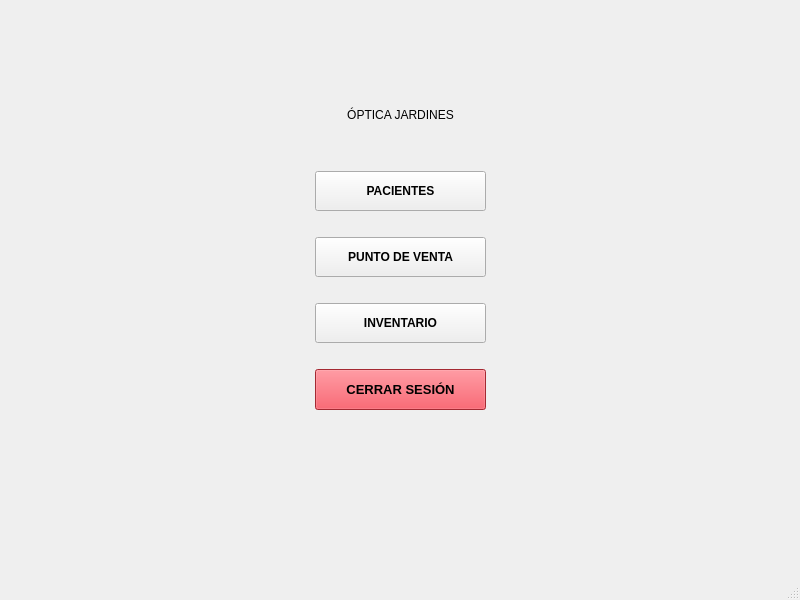
This is Menu.ui in Matapuercos666/OPTICA as Qt 5 draws it before an edit. The edited form follows.
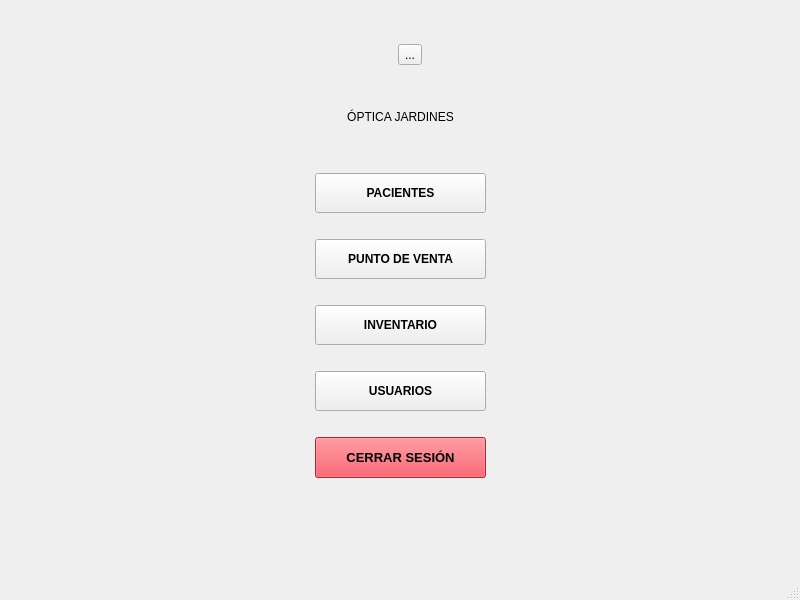
This is the edited form. Icons and pictures are not drawn.

Commit message: se agrega ventana usuarios

The edit to the form file:
```diff
--- a/Menu.ui
+++ b/Menu.ui
@@ -16,256 +16,362 @@
   <widget class="QWidget" name="centralwidget">
    <layout class="QGridLayout" name="gridLayout">
     <item row="0" column="0">
-     <layout class="QGridLayout" name="gridLayout_2" rowstretch="3,0,0,0,0,0,0,0,0,0,0,0,5">
-      <item row="8" column="1">
-       <widget class="QPushButton" name="Inventario">
-        <property name="font">
-         <font>
-          <family>Arial</family>
-          <bold>true</bold>
-         </font>
-        </property>
-        <property name="cursor">
-         <cursorShape>OpenHandCursor</cursorShape>
-        </property>
-        <property name="styleSheet">
-         <string notr="true">padding: 12px 30px;</string>
-        </property>
-        <property name="text">
-         <string>INVENTARIO</string>
-        </property>
-       </widget>
-      </item>
-      <item row="6" column="2">
-       <spacer name="horizontalSpacer_2">
-        <property name="orientation">
-         <enum>Qt::Orientation::Horizontal</enum>
-        </property>
-        <property name="sizeType">
-         <enum>QSizePolicy::Policy::Expanding</enum>
-        </property>
-        <property name="sizeHint" stdset="0">
-         <size>
-          <width>40</width>
-          <height>20</height>
-         </size>
-        </property>
-       </spacer>
-      </item>
-      <item row="4" column="1">
-       <widget class="QPushButton" name="Lista">
-        <property name="enabled">
-         <bool>true</bool>
-        </property>
-        <property name="font">
-         <font>
-          <family>Arial</family>
-          <bold>true</bold>
-         </font>
-        </property>
-        <property name="cursor">
-         <cursorShape>OpenHandCursor</cursorShape>
-        </property>
-        <property name="styleSheet">
-         <string notr="true">padding: 12px 30px;</string>
-        </property>
-        <property name="text">
-         <string>PACIENTES</string>
-        </property>
-       </widget>
-      </item>
-      <item row="9" column="1">
-       <spacer name="verticalSpacer_6">
-        <property name="orientation">
-         <enum>Qt::Orientation::Vertical</enum>
-        </property>
-        <property name="sizeType">
-         <enum>QSizePolicy::Policy::Fixed</enum>
-        </property>
-        <property name="sizeHint" stdset="0">
-         <size>
-          <width>20</width>
-          <height>20</height>
-         </size>
-        </property>
-       </spacer>
-      </item>
-      <item row="12" column="1">
-       <spacer name="verticalSpacer_2">
-        <property name="orientation">
-         <enum>Qt::Orientation::Vertical</enum>
-        </property>
-        <property name="sizeType">
-         <enum>QSizePolicy::Policy::Expanding</enum>
-        </property>
-        <property name="sizeHint" stdset="0">
-         <size>
-          <width>20</width>
-          <height>40</height>
-         </size>
-        </property>
-       </spacer>
-      </item>
-      <item row="6" column="1">
-       <widget class="QPushButton" name="Punto">
-        <property name="enabled">
-         <bool>true</bool>
-        </property>
-        <property name="font">
-         <font>
-          <family>Arial</family>
-          <bold>true</bold>
-         </font>
-        </property>
-        <property name="cursor">
-         <cursorShape>OpenHandCursor</cursorShape>
-        </property>
-        <property name="styleSheet">
-         <string notr="true">padding: 12px 30px;</string>
-        </property>
-        <property name="text">
-         <string>PUNTO DE VENTA</string>
-        </property>
-       </widget>
-      </item>
-      <item row="6" column="0">
-       <spacer name="horizontalSpacer">
-        <property name="orientation">
-         <enum>Qt::Orientation::Horizontal</enum>
-        </property>
-        <property name="sizeType">
-         <enum>QSizePolicy::Policy::Expanding</enum>
-        </property>
-        <property name="sizeHint" stdset="0">
-         <size>
-          <width>40</width>
-          <height>20</height>
-         </size>
-        </property>
-       </spacer>
-      </item>
-      <item row="10" column="1">
-       <widget class="QPushButton" name="cerrar_sesion">
-        <property name="font">
-         <font>
-          <family>Arial</family>
-          <pointsize>10</pointsize>
-          <bold>true</bold>
-         </font>
-        </property>
-        <property name="styleSheet">
-         <string notr="true">padding: 12px 30px;
-background-color: rgb(230, 57, 70);</string>
-        </property>
-        <property name="text">
-         <string>CERRAR SESIÓN</string>
-        </property>
-       </widget>
-      </item>
-      <item row="7" column="1">
-       <spacer name="verticalSpacer_5">
-        <property name="orientation">
-         <enum>Qt::Orientation::Vertical</enum>
-        </property>
-        <property name="sizeType">
-         <enum>QSizePolicy::Policy::Fixed</enum>
-        </property>
-        <property name="sizeHint" stdset="0">
-         <size>
-          <width>20</width>
-          <height>20</height>
-         </size>
-        </property>
-       </spacer>
-      </item>
-      <item row="3" column="1">
-       <spacer name="verticalSpacer">
-        <property name="orientation">
-         <enum>Qt::Orientation::Vertical</enum>
-        </property>
-        <property name="sizeHint" stdset="0">
-         <size>
-          <width>20</width>
-          <height>40</height>
-         </size>
-        </property>
-       </spacer>
-      </item>
-      <item row="5" column="1">
-       <spacer name="verticalSpacer_4">
-        <property name="orientation">
-         <enum>Qt::Orientation::Vertical</enum>
-        </property>
-        <property name="sizeType">
-         <enum>QSizePolicy::Policy::Fixed</enum>
-        </property>
-        <property name="sizeHint" stdset="0">
-         <size>
-          <width>20</width>
-          <height>20</height>
-         </size>
-        </property>
-       </spacer>
-      </item>
-      <item row="0" column="1">
-       <spacer name="verticalSpacer_3">
-        <property name="orientation">
-         <enum>Qt::Orientation::Vertical</enum>
-        </property>
-        <property name="sizeType">
-         <enum>QSizePolicy::Policy::Expanding</enum>
-        </property>
-        <property name="sizeHint" stdset="0">
-         <size>
-          <width>20</width>
-          <height>50</height>
-         </size>
-        </property>
-       </spacer>
-      </item>
-      <item row="2" column="0" colspan="3">
-       <layout class="QGridLayout" name="gridLayout_3">
-        <property name="topMargin">
-         <number>0</number>
-        </property>
-        <item row="0" column="0">
-         <spacer name="horizontalSpacer_3">
-          <property name="orientation">
-           <enum>Qt::Orientation::Horizontal</enum>
-          </property>
-          <property name="sizeHint" stdset="0">
-           <size>
-            <width>40</width>
-            <height>20</height>
-           </size>
-          </property>
-         </spacer>
-        </item>
+     <layout class="QGridLayout" name="gridLayout_2" rowstretch="0,0,0,0,0,0,0,0,0,0,0,0,0,0,0" columnstretch="3,0,5">
+      <item row="0" column="0" colspan="3">
+       <layout class="QGridLayout" name="gridLayout_5" columnstretch="0,0,0,0">
         <item row="0" column="1">
-         <widget class="QLabel" name="Titulo">
-          <property name="styleSheet">
-           <string notr="true"/>
+         <spacer name="horizontalSpacer_5">
+          <property name="orientation">
+           <enum>Qt::Orientation::Horizontal</enum>
+          </property>
+          <property name="sizeHint" stdset="0">
+           <size>
+            <width>40</width>
+            <height>20</height>
+           </size>
+          </property>
+         </spacer>
+        </item>
+        <item row="0" column="3">
+         <spacer name="horizontalSpacer_6">
+          <property name="orientation">
+           <enum>Qt::Orientation::Horizontal</enum>
+          </property>
+          <property name="sizeHint" stdset="0">
+           <size>
+            <width>40</width>
+            <height>20</height>
+           </size>
+          </property>
+         </spacer>
+        </item>
+        <item row="0" column="2">
+         <widget class="QToolButton" name="toolButton">
+          <property name="layoutDirection">
+           <enum>Qt::LayoutDirection::RightToLeft</enum>
           </property>
           <property name="text">
-           <string>ÓPTICA JARDINES</string>
+           <string>...</string>
           </property>
-          <property name="alignment">
-           <set>Qt::AlignmentFlag::AlignCenter</set>
+          <property name="icon">
+           <iconset resource="RECURSOS.qrc">
+            <normaloff>:/IMAGENES/IMAGENES/LOGOS/LOGO GRIS.jpg</normaloff>:/IMAGENES/IMAGENES/LOGOS/LOGO GRIS.jpg</iconset>
           </property>
-          <property name="margin">
-           <number>10</number>
+          <property name="iconSize">
+           <size>
+            <width>35</width>
+            <height>35</height>
+           </size>
+          </property>
+          <property name="popupMode">
+           <enum>QToolButton::ToolButtonPopupMode::DelayedPopup</enum>
           </property>
          </widget>
         </item>
-        <item row="0" column="2">
-         <spacer name="horizontalSpacer_4">
+        <item row="0" column="0">
+         <spacer name="verticalSpacer_3">
           <property name="orientation">
-           <enum>Qt::Orientation::Horizontal</enum>
+           <enum>Qt::Orientation::Vertical</enum>
           </property>
           <property name="sizeHint" stdset="0">
            <size>
-            <width>40</width>
-            <height>20</height>
+            <width>20</width>
+            <height>50</height>
+           </size>
+          </property>
+         </spacer>
+        </item>
+       </layout>
+      </item>
+      <item row="13" column="0" colspan="3">
+       <layout class="QGridLayout" name="layout" rowstretch="0,0,0,0,0,0,0,0,0,0,0,0,0,0">
+        <property name="topMargin">
+         <number>0</number>
+        </property>
+        <item row="0" column="0" colspan="3">
+         <layout class="QGridLayout" name="gridLayout_3">
+          <property name="topMargin">
+           <number>0</number>
+          </property>
+          <item row="0" column="1">
+           <widget class="QLabel" name="Titulo">
+            <property name="styleSheet">
+             <string notr="true"/>
+            </property>
+            <property name="text">
+             <string>ÓPTICA JARDINES</string>
+            </property>
+            <property name="alignment">
+             <set>Qt::AlignmentFlag::AlignCenter</set>
+            </property>
+            <property name="margin">
+             <number>10</number>
+            </property>
+           </widget>
+          </item>
+          <item row="0" column="0">
+           <spacer name="horizontalSpacer_3">
+            <property name="orientation">
+             <enum>Qt::Orientation::Horizontal</enum>
+            </property>
+            <property name="sizeHint" stdset="0">
+             <size>
+              <width>40</width>
+              <height>20</height>
+             </size>
+            </property>
+           </spacer>
+          </item>
+          <item row="0" column="3">
+           <spacer name="horizontalSpacer_4">
+            <property name="orientation">
+             <enum>Qt::Orientation::Horizontal</enum>
+            </property>
+            <property name="sizeHint" stdset="0">
+             <size>
+              <width>40</width>
+              <height>20</height>
+             </size>
+            </property>
+           </spacer>
+          </item>
+          <item row="1" column="1">
+           <spacer name="verticalSpacer">
+            <property name="orientation">
+             <enum>Qt::Orientation::Vertical</enum>
+            </property>
+            <property name="sizeType">
+             <enum>QSizePolicy::Policy::Expanding</enum>
+            </property>
+            <property name="sizeHint" stdset="0">
+             <size>
+              <width>20</width>
+              <height>40</height>
+             </size>
+            </property>
+           </spacer>
+          </item>
+         </layout>
+        </item>
+        <item row="1" column="1">
+         <layout class="QGridLayout" name="botones">
+          <property name="topMargin">
+           <number>0</number>
+          </property>
+          <item row="5" column="1">
+           <spacer name="verticalSpacer_5">
+            <property name="orientation">
+             <enum>Qt::Orientation::Vertical</enum>
+            </property>
+            <property name="sizeType">
+             <enum>QSizePolicy::Policy::Expanding</enum>
+            </property>
+            <property name="sizeHint" stdset="0">
+             <size>
+              <width>20</width>
+              <height>20</height>
+             </size>
+            </property>
+           </spacer>
+          </item>
+          <item row="9" column="1">
+           <spacer name="EspacioUsuarios">
+            <property name="orientation">
+             <enum>Qt::Orientation::Vertical</enum>
+            </property>
+            <property name="sizeType">
+             <enum>QSizePolicy::Policy::Expanding</enum>
+            </property>
+            <property name="sizeHint" stdset="0">
+             <size>
+              <width>165</width>
+              <height>20</height>
+             </size>
+            </property>
+           </spacer>
+          </item>
+          <item row="3" column="1">
+           <spacer name="verticalSpacer_4">
+            <property name="orientation">
+             <enum>Qt::Orientation::Vertical</enum>
+            </property>
+            <property name="sizeType">
+             <enum>QSizePolicy::Policy::Expanding</enum>
+            </property>
+            <property name="sizeHint" stdset="0">
+             <size>
+              <width>20</width>
+              <height>20</height>
+             </size>
+            </property>
+           </spacer>
+          </item>
+          <item row="1" column="1">
+           <widget class="QPushButton" name="Lista">
+            <property name="enabled">
+             <bool>true</bool>
+            </property>
+            <property name="font">
+             <font>
+              <family>Arial</family>
+              <bold>true</bold>
+             </font>
+            </property>
+            <property name="cursor">
+             <cursorShape>OpenHandCursor</cursorShape>
+            </property>
+            <property name="styleSheet">
+             <string notr="true">padding: 12px 30px;</string>
+            </property>
+            <property name="text">
+             <string>PACIENTES</string>
+            </property>
+           </widget>
+          </item>
+          <item row="4" column="0">
+           <spacer name="horizontalSpacer">
+            <property name="orientation">
+             <enum>Qt::Orientation::Horizontal</enum>
+            </property>
+            <property name="sizeType">
+             <enum>QSizePolicy::Policy::Expanding</enum>
+            </property>
+            <property name="sizeHint" stdset="0">
+             <size>
+              <width>40</width>
+              <height>20</height>
+             </size>
+            </property>
+           </spacer>
+          </item>
+          <item row="8" column="1">
+           <widget class="QPushButton" name="USUARIOS">
+            <property name="font">
+             <font>
+              <family>Arial</family>
+              <bold>true</bold>
+             </font>
+            </property>
+            <property name="styleSheet">
+             <string notr="true">padding: 12px 30px;</string>
+            </property>
+            <property name="text">
+             <string>USUARIOS</string>
+            </property>
+           </widget>
+          </item>
+          <item row="4" column="1">
+           <widget class="QPushButton" name="Punto">
+            <property name="enabled">
+             <bool>true</bool>
+            </property>
+            <property name="font">
+             <font>
+              <family>Arial</family>
+              <bold>true</bold>
+             </font>
+            </property>
+            <property name="cursor">
+             <cursorShape>OpenHandCursor</cursorShape>
+            </property>
+            <property name="styleSheet">
+             <string notr="true">padding: 12px 30px;</string>
+            </property>
+            <property name="text">
+             <string>PUNTO DE VENTA</string>
+            </property>
+           </widget>
+          </item>
+          <item row="4" column="2">
+           <spacer name="horizontalSpacer_2">
+            <property name="orientation">
+             <enum>Qt::Orientation::Horizontal</enum>
+            </property>
+            <property name="sizeType">
+             <enum>QSizePolicy::Policy::Expanding</enum>
+            </property>
+            <property name="sizeHint" stdset="0">
+             <size>
+              <width>40</width>
+              <height>20</height>
+             </size>
+            </property>
+           </spacer>
+          </item>
+          <item row="7" column="1">
+           <spacer name="verticalSpacer_6">
+            <property name="orientation">
+             <enum>Qt::Orientation::Vertical</enum>
+            </property>
+            <property name="sizeType">
+             <enum>QSizePolicy::Policy::Expanding</enum>
+            </property>
+            <property name="sizeHint" stdset="0">
+             <size>
+              <width>20</width>
+              <height>20</height>
+             </size>
+            </property>
+           </spacer>
+          </item>
+          <item row="6" column="1">
+           <widget class="QPushButton" name="Inventario">
+            <property name="font">
+             <font>
+              <family>Arial</family>
+              <bold>true</bold>
+             </font>
+            </property>
+            <property name="cursor">
+             <cursorShape>OpenHandCursor</cursorShape>
+            </property>
+            <property name="styleSheet">
+             <string notr="true">padding: 12px 30px;</string>
+            </property>
+            <property name="text">
+             <string>INVENTARIO</string>
+            </property>
+           </widget>
+          </item>
+          <item row="10" column="1">
+           <widget class="QPushButton" name="cerrar_sesion">
+            <property name="font">
+             <font>
+              <family>Arial</family>
+              <pointsize>10</pointsize>
+              <bold>true</bold>
+             </font>
+            </property>
+            <property name="styleSheet">
+             <string notr="true">padding: 12px 30px;
+background-color: rgb(230, 57, 70);</string>
+            </property>
+            <property name="text">
+             <string>CERRAR SESIÓN</string>
+            </property>
+           </widget>
+          </item>
+         </layout>
+        </item>
+       </layout>
+      </item>
+      <item row="14" column="0" colspan="3">
+       <layout class="QVBoxLayout" name="verticalLayout">
+        <property name="topMargin">
+         <number>0</number>
+        </property>
+        <item>
+         <spacer name="verticalSpacer_2">
+          <property name="orientation">
+           <enum>Qt::Orientation::Vertical</enum>
+          </property>
+          <property name="sizeType">
+           <enum>QSizePolicy::Policy::Expanding</enum>
+          </property>
+          <property name="sizeHint" stdset="0">
+           <size>
+            <width>20</width>
+            <height>40</height>
            </size>
           </property>
          </spacer>
```
Left out of the diff: 7 changed lines with no effect on the pictures. The commit also changes 12 other files.
